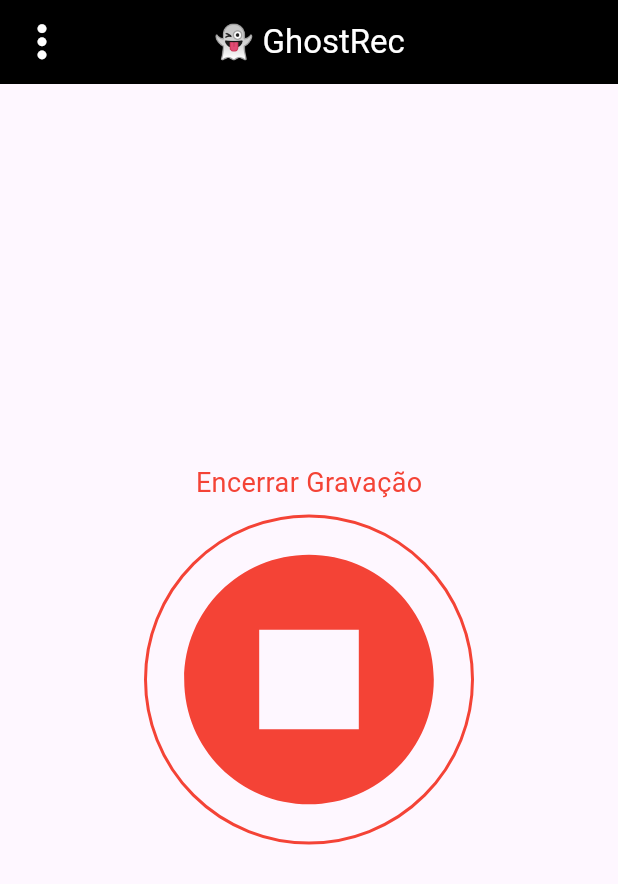
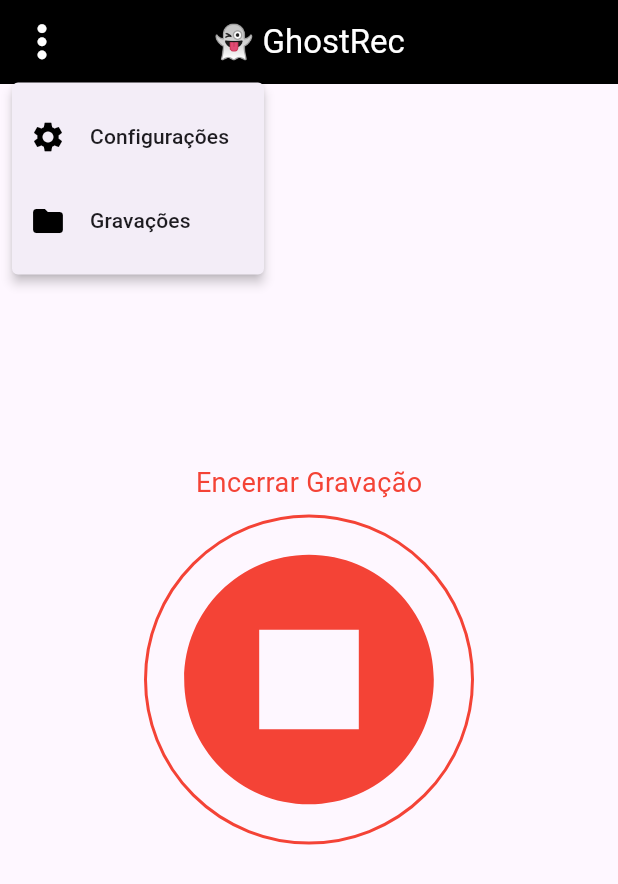
Before and after one commit to Fernando11K/ghost_rec, a Flutter app: the screen it shows after launch, after a tap on the "fiber manual record" icon, after a tap on the "more vert" icon, on a phone screen of 412 x 824 dp. Shown: the top 884 px of the screen. Run offline on Flutter 3.47's test engine with Material 3 defaults, Android fonts, the light colour scheme and no system bars.

Commit message:
feat: implementa botao com opcoes

```diff
--- a/lib/main.dart
+++ b/lib/main.dart
@@ -1,5 +1,6 @@
 import 'package:flutter/material.dart';
 import 'package:ghost_rec/widgets/ui/home_screen.dart';
+import 'package:ghost_rec/widgets/ui/settings_screen.dart';
 
 
 void main() {
@@ -13,7 +14,12 @@ class GhostRecApp extends StatelessWidget {
   @override
   Widget build(BuildContext context) {
     return MaterialApp(
-      home: HomeScreen(),
+
+      routes: {
+        "/": (context) => const HomeScreen(),
+        "/settings": (context) => const SettingsScreen(),
+      },
+      initialRoute: "/",
     );
   }
 }
--- a/lib/widgets/ui/home_screen.dart
+++ b/lib/widgets/ui/home_screen.dart
@@ -1,4 +1,5 @@
 import 'package:flutter/material.dart';
+import 'package:ghost_rec/widgets/ui/record_control.dart';
 
 class HomeScreen extends StatefulWidget {
   const HomeScreen({super.key});
@@ -39,50 +40,41 @@ class _HomeScreenState extends State<HomeScreen> {
         // Here we take the value from the HomeScreen object that was created by
         // the App.build method, and use it to set our appbar title.
         title: Text(widget.title, style: TextStyle(color: Colors.white)),
-        leading: IconButton(
-          icon: const Icon(Icons.more_vert, color: Colors.white, size: 35,),
-          onPressed: () {},
-        ),
-      ),
-      body: Center(
-        // Center is a layout widget. It takes a single child and positions it
-        // in the middle of the parent.
-        child: Column(
-          mainAxisAlignment: .center,
-          children: [
-            Text(
-              isRecording ? 'Encerrar Gravação' : 'Iniciar Gravação',
-              style: TextStyle(color: Colors.red, fontSize: 18),
+        //leading: IconButton(icon: const Icon(Icons.more_vert, color: Colors.white, size: 35,),onPressed: () {},),
+        leading: PopupMenuButton<String>(
+          icon: const Icon(Icons.more_vert, color: Colors.white, size: 35),
+          offset: const Offset(0, 55),
+
+          onSelected: (value) {
+            print(value);
+            // Aqui você trata a ação de cada item
+            if (value == 'settings') {
+              // Exemplo: abrir configurações
+              Navigator.pushNamed(context, "/settings");
+            } else if (value == 'recordings') {
+              // Exemplo: mostrar info
+              print('Informações selecionadas');
+            }
+          },
+          itemBuilder: (BuildContext context) => <PopupMenuEntry<String>>[
+            const PopupMenuItem<String>(
+              value: 'settings',
+              child: ListTile(
+                leading: Icon(Icons.settings, color: Colors.black),
+                title: Text('Configurações'),
+              ),
             ),
-            IconButton(
-              enableFeedback: false,
-              onPressed: () {
-                changeRecord();
-              },
-              icon: Container(
-                padding: const EdgeInsets.all(8),
-                decoration: BoxDecoration(
-                  shape: BoxShape.circle,
-                  border: Border.all(color: Colors.red, width: 2),
-                ),
-                child: Icon(
-                  isRecording ? Icons.stop_circle : Icons.fiber_manual_record,
-                  color: Colors.red,
-                  size: 200,
-                ),
+            const PopupMenuItem<String>(
+              value: 'recordings',
+              child: ListTile(
+                leading: Icon(Icons.folder, color: Colors.black),
+                title: Text('Gravações'),
               ),
-              splashColor: Colors.transparent,
-              highlightColor: const Color.fromARGB(255, 243, 172, 172),
             ),
           ],
         ),
       ),
+      body: const RecordControl(),
     );
   }
-
-  void changeRecord() {
-    setState(() {
-      isRecording = !isRecording;
-    });
-  }
 }
--- /dev/null
+++ b/lib/widgets/ui/record_control.dart
@@ -0,0 +1,56 @@
+import 'package:flutter/material.dart';
+
+class RecordControl extends StatefulWidget {
+  const RecordControl({super.key});
+
+  @override
+  State<RecordControl> createState() => _RecordControlState();
+}
+
+class _RecordControlState extends State<RecordControl> {
+  bool isRecording = false;
+
+  void toggleRecording() {
+    setState(() {
+      isRecording = !isRecording;
+    });
+  }
+
+  @override
+  Widget build(BuildContext context) {
+    return Center(
+      child: Column(
+        mainAxisAlignment: MainAxisAlignment.center,
+        children: [
+          Text(
+            isRecording ? 'Encerrar Gravação' : 'Iniciar Gravação',
+            style: const TextStyle(color: Colors.red, fontSize: 18),
+          ),
+          IconButton(
+            enableFeedback: false,
+            onPressed: toggleRecording,
+            icon: Container(
+              padding: const EdgeInsets.all(8),
+              decoration: BoxDecoration(
+                shape: BoxShape.circle,
+                border: Border.all(color: Colors.red, width: 2),
+              ),
+              child: Icon(
+                isRecording ? Icons.stop_circle : Icons.fiber_manual_record,
+                color: Colors.red,
+                size: 200,
+              ),
+            ),
+            splashColor: Colors.transparent,
+            highlightColor: const Color.fromARGB(255, 243, 172, 172),
+          ),
+        ],
+      ),
+    );
+  }
+    void changeRecord() {
+    setState(() {
+      isRecording = !isRecording;
+    });
+  }
+}
```
Also changed, not shown: lib/widgets/ui/settings_screen.dart (added, +23 -0 lines).
